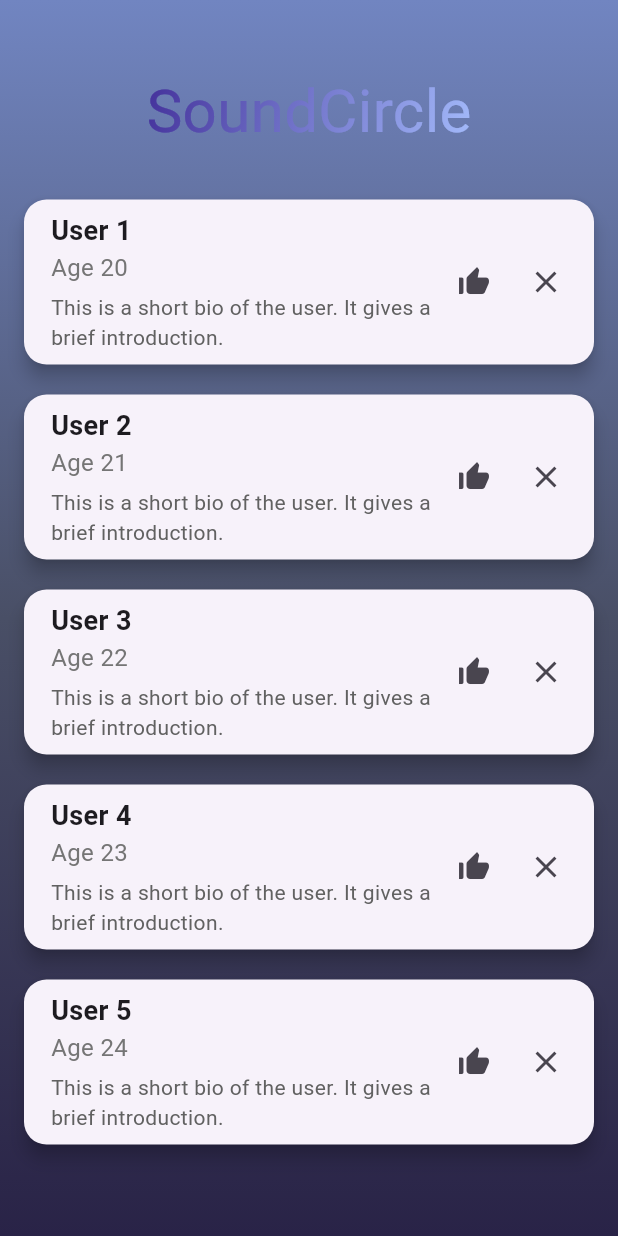
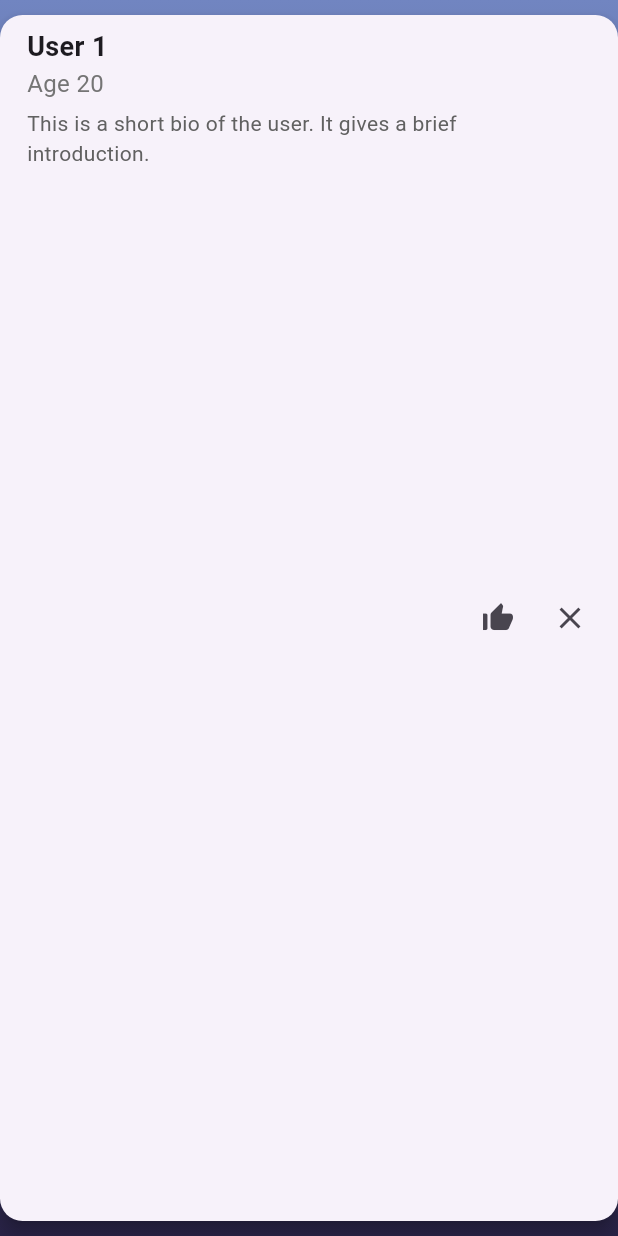
Before and after one commit to itsjeetjoshi/SoundCircle, a Flutter app: the screen it shows after launch, after a tap on an icon or button, on a phone screen of 412 x 824 dp. Run offline on Flutter 3.47's test engine with Material 3 defaults, Android fonts, the light colour scheme and no system bars; our stand-ins replace firebase_auth, flutter_otp_text_field; accounts and stored records are empty.

Commit message:
new changes

```diff
--- a/lib/feed.dart
+++ b/lib/feed.dart
@@ -19,10 +19,13 @@ class _feedState extends State<feed> {
       _showProfileCard = !_showProfileCard;
     });
   }
+
   @override
   Widget build(BuildContext context) {
     return Scaffold(
-      body: Container(
+      body: Stack(
+        children: [
+          Container(
             decoration: const BoxDecoration(
               gradient: LinearGradient(
                 begin: Alignment.topCenter,
@@ -44,9 +47,9 @@ class _feedState extends State<feed> {
                     'SoundCircle',
                     gradient: LinearGradient(
                       colors: [
-                    Color(0xFF43309a), // Start color
+                        Color(0xFF43309a),
                         Color(0xFF7477cc),
-                    Color(0xFFa4bbfb), // End color
+                        Color(0xFFa4bbfb),
                       ],
                       begin: Alignment.topLeft,
                       end: Alignment.bottomRight,
@@ -60,9 +63,7 @@ class _feedState extends State<feed> {
                       itemBuilder: (context, index) {
                         return GestureDetector(
                           onTap: () {
-                        profileCard(
-
-                        );
+                            _toggleProfileCard();
                             print('Card $index tapped');
                           },
                           child: Card(
@@ -75,15 +76,6 @@ class _feedState extends State<feed> {
                               padding: const EdgeInsets.all(8.0),
                               child: Row(
                                 children: [
-                              // ClipRRect(
-                              //   borderRadius: BorderRadius.circular(10),
-                              //   child: Image.network(
-                              //     'https://via.placeholder.com/100', // Placeholder image
-                              //     width: 100,
-                              //     height: 100,
-                              //     fit: BoxFit.cover,
-                              //   ),
-                              // ),
                                   const SizedBox(width: 10),
                                   Expanded(
                                     child: Column(
@@ -117,13 +109,13 @@ class _feedState extends State<feed> {
                                     ),
                                   ),
                                   IconButton(
-                                icon: Icon(Icons.thumb_up_alt),
+                                    icon: const Icon(Icons.thumb_up_alt),
                                     onPressed: () {
                                       // Handle like action
                                     },
                                   ),
                                   IconButton(
-                                icon: Icon(Icons.clear),
+                                    icon: const Icon(Icons.clear),
                                     onPressed: () {
                                       // Handle pass action
                                     },
@@ -140,13 +132,17 @@ class _feedState extends State<feed> {
               ),
             ),
           ),
+          if (_showProfileCard)
+            buildOverlay(), // Display overlay if _showProfileCard is true
+        ],
+      ),
     );
   }
-  Widget _buildOverlay() {
+
+  Widget buildOverlay() {
     return Positioned.fill(
       child: Stack(
         children: [
-          // Blurred background
           GestureDetector(
             onTap: _toggleProfileCard,
             child: BackdropFilter(
@@ -156,7 +152,6 @@ class _feedState extends State<feed> {
               ),
             ),
           ),
-          // Profile card in the center
           Center(
             child: profileCard(),
           ),
```
Lines whose indentation alone changed are shown as unchanged.
